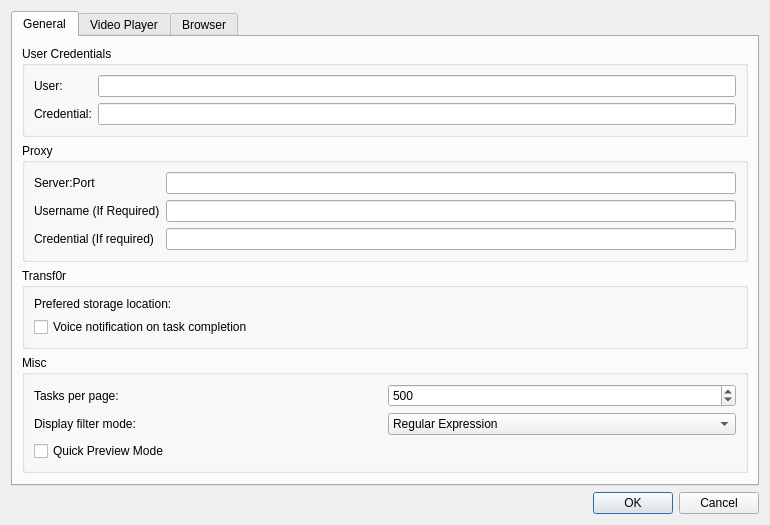
Qt form ui/preferencesdlg.ui (PowerOlive/XLCloudClient) before a commit.
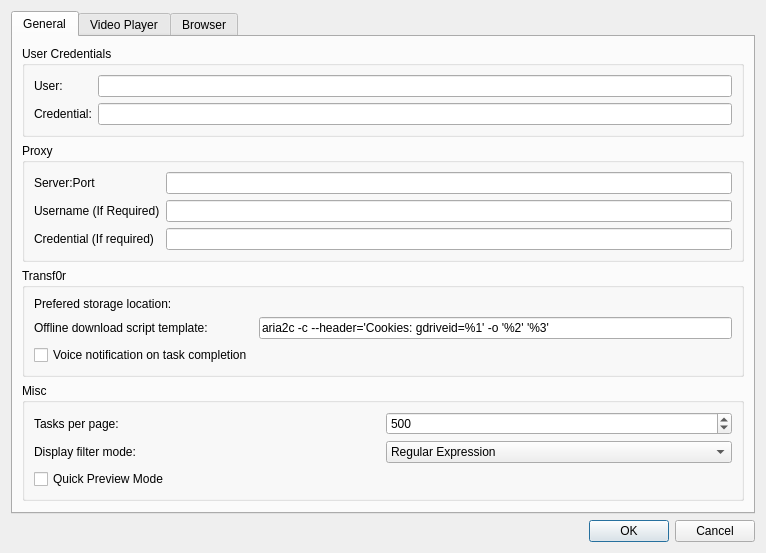
The same form after that commit. Custom widgets are drawn as their Qt base class.

```diff
--- a/ui/preferencesdlg.ui
+++ b/ui/preferencesdlg.ui
@@ -6,8 +6,8 @@
    <rect>
     <x>0</x>
     <y>0</y>
-    <width>770</width>
-    <height>467</height>
+    <width>766</width>
+    <height>483</height>
    </rect>
   </property>
   <property name="windowTitle">
@@ -102,13 +102,6 @@
           <string>Transf0r</string>
          </property>
          <layout class="QGridLayout" name="gridLayout_4">
-          <item row="0" column="0">
-           <widget class="QLabel" name="label_5">
-            <property name="text">
-             <string>Prefered storage location:</string>
-            </property>
-           </widget>
-          </item>
           <item row="0" column="1">
            <widget class="FileSelectorLine" name="storageLocation" native="true">
             <property name="sizePolicy">
@@ -119,13 +112,34 @@
             </property>
            </widget>
           </item>
-          <item row="1" column="0">
+          <item row="0" column="0">
+           <widget class="QLabel" name="label_5">
+            <property name="text">
+             <string>Prefered storage location:</string>
+            </property>
+           </widget>
+          </item>
+          <item row="2" column="0">
            <widget class="QCheckBox" name="useVoiceNotification">
             <property name="text">
              <string>Voice notification on task completion</string>
             </property>
            </widget>
           </item>
+          <item row="1" column="0">
+           <widget class="QLabel" name="label_14">
+            <property name="text">
+             <string>Offline download script template:</string>
+            </property>
+           </widget>
+          </item>
+          <item row="1" column="1">
+           <widget class="QLineEdit" name="downloadScriptTemplate">
+            <property name="text">
+             <string>aria2c -c --header='Cookies: gdriveid=%1' -o '%2' '%3'</string>
+            </property>
+           </widget>
+          </item>
          </layout>
         </widget>
        </item>
```
